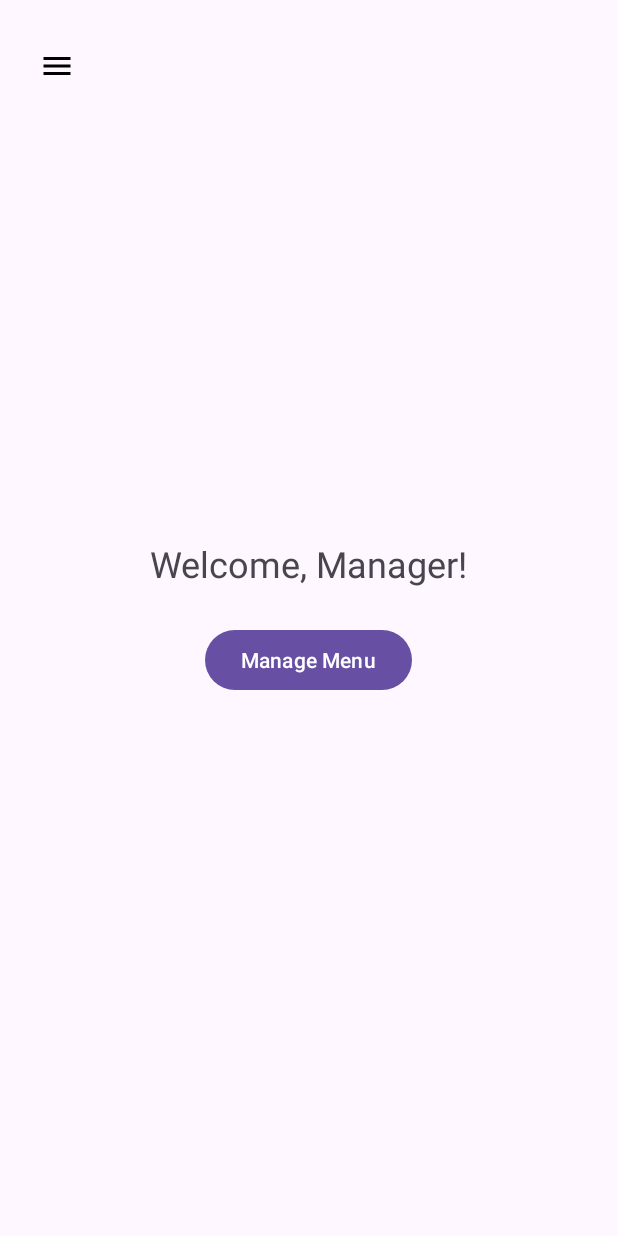
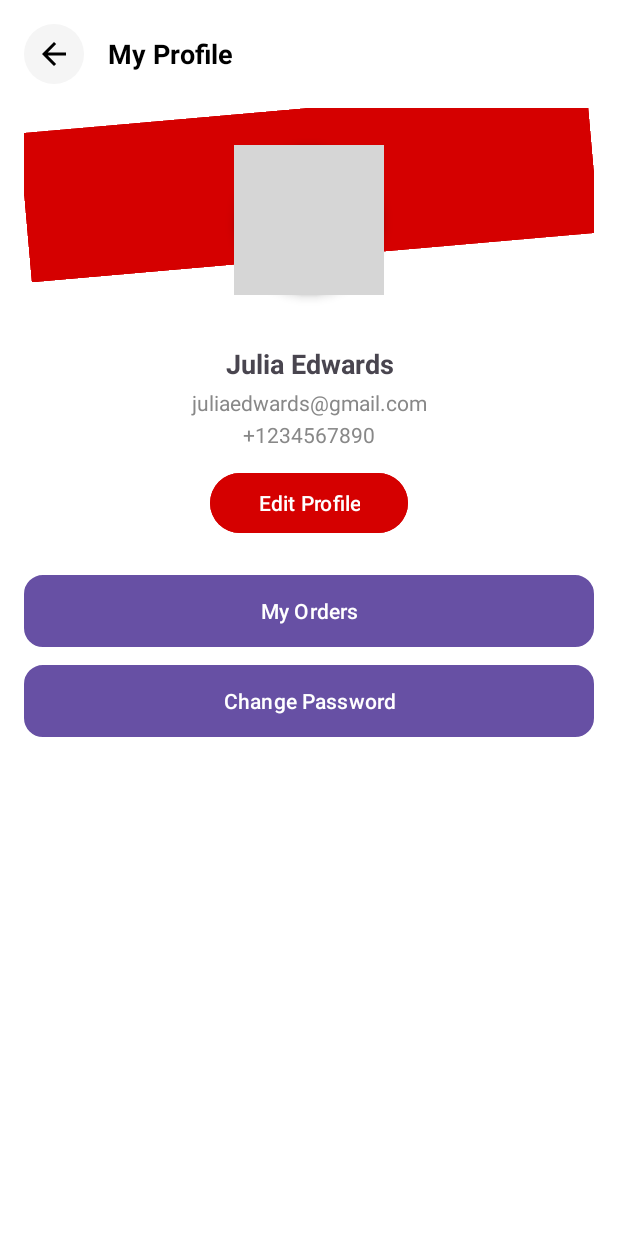
Before and after one commit to Thinhnthe172159/AndroidApp-FoodOrder, an Android app: the ManagerMainActivity screen opened directly, with no data from a screen before it, after a tap on "Profile", on a phone screen of 412 x 824 dp. Run offline under Robolectric (Android 15) with nearby library versions, the phone set to English and light mode, and no system bars; network calls fail; 1 statement that could not run was skipped; 1 other tap on this screen came first; grey boxes are pictures that could not be loaded.

Commit message:
add activity profile show data user, register account

```diff
--- a/app/src/main/AndroidManifest.xml
+++ b/app/src/main/AndroidManifest.xml
@@ -32,6 +32,8 @@
             android:exported="false" />
         <activity android:name=".ui.staff.StaffMainActivity" />
         <activity android:name=".ui.manager.ManagerMainActivity" />
+        <activity android:name=".ui.auth.RegisterActivity" />
+        <activity android:name=".ui.base.ProfileActivity" />
         <activity
             android:name=".ui.customer.QrTableStatusActivity"
             android:exported="false" />
--- /dev/null
+++ b/app/src/main/java/com/fu/thinh_nguyen/qrfoodorder/data/api/UserService.java
@@ -0,0 +1,35 @@
+package com.fu.thinh_nguyen.qrfoodorder.data.api;
+
+import com.fu.thinh_nguyen.qrfoodorder.data.model.UserDto;
+
+import java.util.List;
+
+import retrofit2.Call;
+import retrofit2.http.Body;
+import retrofit2.http.DELETE;
+import retrofit2.http.GET;
+import retrofit2.http.Header;
+import retrofit2.http.PUT;
+import retrofit2.http.Path;
+
+public interface UserService {
+
+    // GET: api/users
+    @GET("api/User")
+    Call<List<UserDto>> getAllUsers();
+
+    // GET: /userProfile (authorized)
+    @GET("userProfile")
+    Call<UserDto> getUserProfile();
+
+    // PUT: api/User/updateProfile (authorized)
+    @PUT("api/User/updateProfile")
+    Call<UserDto> updateUserProfile(
+            @Body UserDto userDto
+    );
+
+    // DELETE: api/User/{id}
+    @DELETE("api/User/{id}")
+    Call<Void> deleteUser(@Path("id") int id);
+
+}
--- a/app/src/main/java/com/fu/thinh_nguyen/qrfoodorder/ui/base/BaseActivity.java
+++ b/app/src/main/java/com/fu/thinh_nguyen/qrfoodorder/ui/base/BaseActivity.java
@@ -53,6 +53,12 @@ public class BaseActivity extends AppCompatActivity {
                 return true;
             }
 
+            if(item.getItemId() == R.id.nav_profile) {
+                startActivity(new Intent(this, ProfileActivity.class));
+                overridePendingTransition(R.anim.slide_in_right, R.anim.slide_out_left);
+                return true;
+            }
+
             if (item.getItemId() == R.id.nav_scan_qr) {
                 // Gọi activity quét mã QR
                 startActivity(new Intent(this, ScanQRActivity.class));
--- a/app/src/main/java/com/fu/thinh_nguyen/qrfoodorder/ui/base/MainActivity.java
+++ b/app/src/main/java/com/fu/thinh_nguyen/qrfoodorder/ui/base/MainActivity.java
@@ -13,6 +13,7 @@ import com.fu.thinh_nguyen.qrfoodorder.data.model.UserDto;
 import com.fu.thinh_nguyen.qrfoodorder.data.network.RetrofitClient;
 import com.fu.thinh_nguyen.qrfoodorder.data.prefs.TokenManager;
 import com.fu.thinh_nguyen.qrfoodorder.ui.auth.LoginActivity;
+import com.fu.thinh_nguyen.qrfoodorder.ui.auth.RegisterActivity;
 import com.fu.thinh_nguyen.qrfoodorder.ui.customer.CustomerMainActivity;
 import com.fu.thinh_nguyen.qrfoodorder.ui.staff.StaffMainActivity;
 import com.fu.thinh_nguyen.qrfoodorder.ui.manager.ManagerMainActivity;
@@ -45,7 +46,9 @@ public class MainActivity extends AppCompatActivity {
         btnLogin.setOnClickListener(v -> goToLogin());
 
         btnSignup.setOnClickListener(v -> {
-            Toast.makeText(this, "Sign up clicked", Toast.LENGTH_SHORT).show();
+            Intent intent = new Intent(MainActivity.this, RegisterActivity.class);
+            startActivity(intent);
+            overridePendingTransition(R.anim.slide_in_right, R.anim.slide_out_left);
         });
     }
 
--- /dev/null
+++ b/app/src/main/java/com/fu/thinh_nguyen/qrfoodorder/ui/base/ProfileActivity.java
@@ -0,0 +1,56 @@
+package com.fu.thinh_nguyen.qrfoodorder.ui.base;
+
+import android.os.Bundle;
+import android.util.Log;
+import android.widget.TextView;
+import android.widget.Toast;
+
+import com.fu.thinh_nguyen.qrfoodorder.R;
+import com.fu.thinh_nguyen.qrfoodorder.data.api.ApiService;
+import com.fu.thinh_nguyen.qrfoodorder.data.api.UserService;
+import com.fu.thinh_nguyen.qrfoodorder.data.model.UserDto;
+import com.fu.thinh_nguyen.qrfoodorder.data.network.RetrofitClient;
+import com.fu.thinh_nguyen.qrfoodorder.data.prefs.TokenManager;
+
+import retrofit2.Call;
+import retrofit2.Callback;
+import retrofit2.Response;
+
+public class ProfileActivity extends BaseActivity {
+
+    private TextView tvFullName, tvPhone, tvEmail;
+    private UserService userService;
+    private TokenManager tokenManager;
+
+    @Override
+    protected void onCreate(Bundle savedInstanceState) {
+        super.onCreate(savedInstanceState);
+        setContentView(R.layout.activity_profile);
+
+        tokenManager = new TokenManager(this);
+        userService = RetrofitClient.getInstance(tokenManager).create(UserService.class);
+
+        tvFullName = findViewById(R.id.tvFullName);
+        tvPhone = findViewById(R.id.tvPhone);
+        tvEmail = findViewById(R.id.tvEmail);
+
+        userService.getUserProfile().enqueue(new Callback<UserDto>() {
+            @Override
+            public void onResponse(Call<UserDto> call, Response<UserDto> response) {
+                Log.d("API_RAW", "Response body: " + response.body());
+                Log.d("API_RAW", "Error body: " + response.errorBody());
+                Log.d("token", "tokenManager code: " + tokenManager.get());
+                if (response.isSuccessful() && response.body() != null) {
+                    tvFullName.setText(response.body().getFullName());
+                    tvPhone.setText(response.body().getPhone());
+                    tvEmail.setText(response.body().getEmail());
+                }
+            }
+
+            @Override
+            public void onFailure(Call<UserDto> call, Throwable throwable) {
+                Toast.makeText(ProfileActivity.this, "Network error: " + throwable.getMessage(), Toast.LENGTH_SHORT).show();
+            }
+        });
+    }
+}
--- /dev/null
+++ b/app/src/main/res/drawable/baseline_arrow_back_24.xml
@@ -0,0 +1,5 @@
+<vector xmlns:android="http://schemas.android.com/apk/res/android" android:autoMirrored="true" android:height="24dp" android:tint="#000000" android:viewportHeight="24" android:viewportWidth="24" android:width="24dp">
+
+    <path android:fillColor="@android:color/white" android:pathData="M20,11H7.83l5.59,-5.59L12,4l-8,8 8,8 1.41,-1.41L7.83,13H20v-2z"/>
+
+</vector>
--- /dev/null
+++ b/app/src/main/res/drawable/bg_card_button.xml
@@ -0,0 +1,5 @@
+<shape xmlns:android="http://schemas.android.com/apk/res/android">
+    <solid android:color="#FFFFFF" />
+    <corners android:radius="12dp"/>
+    <stroke android:width="1dp" android:color="#EEEEEE"/>
+</shape>
--- /dev/null
+++ b/app/src/main/res/drawable/bg_circle.xml
@@ -0,0 +1,4 @@
+<shape xmlns:android="http://schemas.android.com/apk/res/android">
+    <solid android:color="#F5F5F5"/>
+    <corners android:radius="20dp"/>
+</shape>
--- /dev/null
+++ b/app/src/main/res/drawable/bg_circle_white.xml
@@ -0,0 +1,4 @@
+<shape xmlns:android="http://schemas.android.com/apk/res/android">
+    <solid android:color="#FFFFFF"/>
+    <corners android:radius="50dp"/>
+</shape>
--- /dev/null
+++ b/app/src/main/res/drawable/edittext_background.xml
@@ -0,0 +1,7 @@
+<?xml version="1.0" encoding="utf-8"?>
+<selector xmlns:android="http://schemas.android.com/apk/res/android">
+    <shape xmlns:android="http://schemas.android.com/apk/res/android">
+        <solid android:color="#F0F0F0" />
+        <corners android:radius="8dp" />
+    </shape>
+</selector>
--- /dev/null
+++ b/app/src/main/res/layout/activity_profile.xml
@@ -0,0 +1,195 @@
+<?xml version="1.0" encoding="utf-8"?>
+<ScrollView xmlns:android="http://schemas.android.com/apk/res/android"
+    android:layout_width="match_parent"
+    android:layout_height="match_parent"
+    android:background="#FFFFFF"
+    android:padding="16dp">
+
+    <LinearLayout
+        android:layout_width="match_parent"
+        android:layout_height="wrap_content"
+        android:orientation="vertical">
+
+        <!-- Back & Title -->
+        <LinearLayout
+            android:layout_width="match_parent"
+            android:layout_height="wrap_content"
+            android:orientation="horizontal"
+            android:gravity="center_vertical">
+
+            <ImageButton
+                android:id="@+id/btnBack"
+                android:layout_width="40dp"
+                android:layout_height="40dp"
+                android:background="@drawable/bg_circle"
+                android:src="@drawable/baseline_arrow_back_24"
+                android:contentDescription="Back" />
+
+            <TextView
+                android:layout_width="wrap_content"
+                android:layout_height="wrap_content"
+                android:text="My Profile"
+                android:textSize="18sp"
+                android:textStyle="bold"
+                android:layout_marginStart="16dp"
+                android:textColor="#000000" />
+        </LinearLayout>
+
+        <!-- Header Background with Avatar -->
+        <RelativeLayout
+            android:layout_width="match_parent"
+            android:layout_height="150dp"
+            android:layout_marginTop="16dp">
+
+            <View
+                android:layout_width="match_parent"
+                android:layout_height="100dp"
+                android:background="#D50000"
+                android:rotation="-5"
+                android:layout_alignParentTop="true" />
+
+            <ImageView
+                android:id="@+id/imgAvatar"
+                android:layout_width="100dp"
+                android:layout_height="100dp"
+                android:layout_centerInParent="true"
+                android:layout_marginTop="40dp"
+                android:scaleType="centerCrop"
+                android:src="@drawable/icon_user"
+                android:background="@drawable/bg_circle_white"
+                android:elevation="4dp" />
+        </RelativeLayout>
+
+        <!-- User Info -->
+        <TextView
+            android:id="@+id/tvFullName"
+            android:layout_width="match_parent"
+            android:layout_height="wrap_content"
+            android:text="Julia Edwards"
+            android:textAlignment="center"
+            android:textStyle="bold"
+            android:textSize="18sp"
+            android:layout_marginTop="8dp" />
+
+        <TextView
+            android:id="@+id/tvEmail"
+            android:layout_width="match_parent"
+            android:layout_height="wrap_content"
+            android:text="juliaedwards@gmail.com"
+            android:textAlignment="center"
+            android:textColor="#888888"
+            android:layout_marginTop="4dp" />
+
+        <TextView
+            android:id="@+id/tvPhone"
+            android:layout_width="match_parent"
+            android:layout_height="wrap_content"
+            android:text="+1234567890"
+            android:textAlignment="center"
+            android:textColor="#888888"
+            android:layout_marginTop="2dp" />
+
+        <!-- Edit Profile Button -->
+        <Button
+            android:id="@+id/btnEditProfile"
+            android:layout_width="wrap_content"
+            android:layout_height="wrap_content"
+            android:text="Edit Profile"
+            android:textColor="#FFFFFF"
+            android:backgroundTint="#D50000"
+            android:layout_marginTop="12dp"
+            android:layout_gravity="center_horizontal"
+            android:paddingStart="32dp"
+            android:paddingEnd="32dp" />
+
+        <!-- Form Fields (hidden by default) -->
+
+        <EditText
+            android:id="@+id/etPassword"
+            android:layout_width="match_parent"
+            android:layout_height="48dp"
+            android:hint="Password"
+            android:inputType="textPassword"
+            android:visibility="gone"
+            android:background="@drawable/edittext_background"
+            android:padding="12dp"
+            android:layout_marginTop="12dp" />
+
+        <EditText
+            android:id="@+id/etConfirmPassword"
+            android:layout_width="match_parent"
+            android:layout_height="48dp"
+            android:hint="Confirm Password"
+            android:inputType="textPassword"
+            android:visibility="gone"
+            android:background="@drawable/edittext_background"
+            android:padding="12dp"
+            android:layout_marginTop="12dp" />
+
+        <EditText
+            android:id="@+id/etFullName"
+            android:layout_width="match_parent"
+            android:layout_height="48dp"
+            android:hint="Full Name"
+            android:visibility="gone"
+            android:background="@drawable/edittext_background"
+            android:padding="12dp"
+            android:layout_marginTop="12dp" />
+
+        <EditText
+            android:id="@+id/etPhone"
+            android:layout_width="match_parent"
+            android:layout_height="48dp"
+            android:hint="Phone"
+            android:visibility="gone"
+            android:background="@drawable/edittext_background"
+            android:padding="12dp"
+            android:layout_marginTop="12dp" />
+
+        <EditText
+            android:id="@+id/etEmail"
+            android:layout_width="match_parent"
+            android:layout_height="48dp"
+            android:hint="Email"
+            android:visibility="gone"
+            android:background="@drawable/edittext_background"
+            android:padding="12dp"
+            android:layout_marginTop="12dp" />
+
+        <!-- Save Button -->
+        <Button
+            android:id="@+id/btnSave"
+            android:layout_width="match_parent"
+            android:layout_height="48dp"
+            android:text="Save"
+            android:visibility="gone"
+            android:textColor="#FFFFFF"
+            android:backgroundTint="#D50000"
+            android:layout_marginTop="16dp" />
+
+        <!-- Section Buttons -->
+        <LinearLayout
+            android:layout_width="match_parent"
+            android:layout_height="wrap_content"
+            android:orientation="vertical"
+            android:layout_marginTop="24dp">
+
+            <Button
+                android:layout_width="match_parent"
+                android:layout_height="wrap_content"
+                android:text="My Orders"
+                android:background="@drawable/bg_card_button"
+                android:textColor="#FFFFFF"
+                android:layout_marginBottom="12dp" />
+
+
+            <Button
+                android:layout_width="match_parent"
+                android:layout_height="wrap_content"
+                android:text="Change Password"
+                android:background="@drawable/bg_card_button"
+                android:textColor="#FFFFFF"
+                android:layout_marginBottom="12dp" />
+        </LinearLayout>
+    </LinearLayout>
+</ScrollView>
```
Also changed, not shown: app/src/main/java/com/fu/thinh_nguyen/qrfoodorder/ui/auth/RegisterActivity.java (added, +91 -0 lines), app/src/main/res/layout/activity_register.xml (added, +151 -0 lines), 1 other file.
